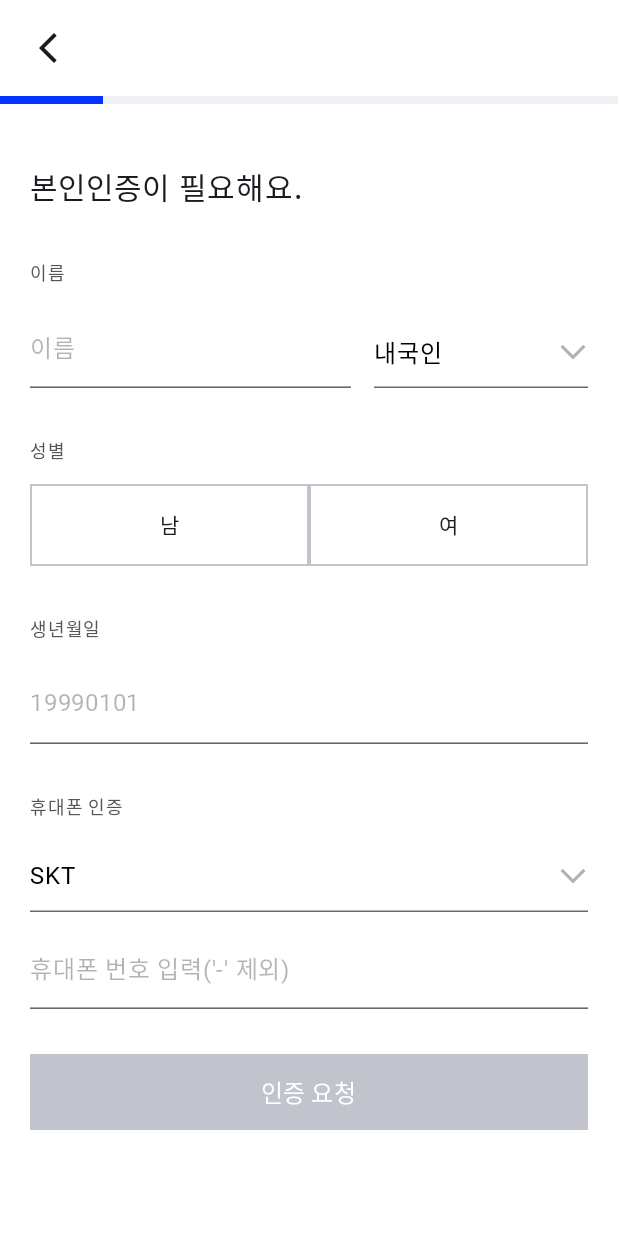
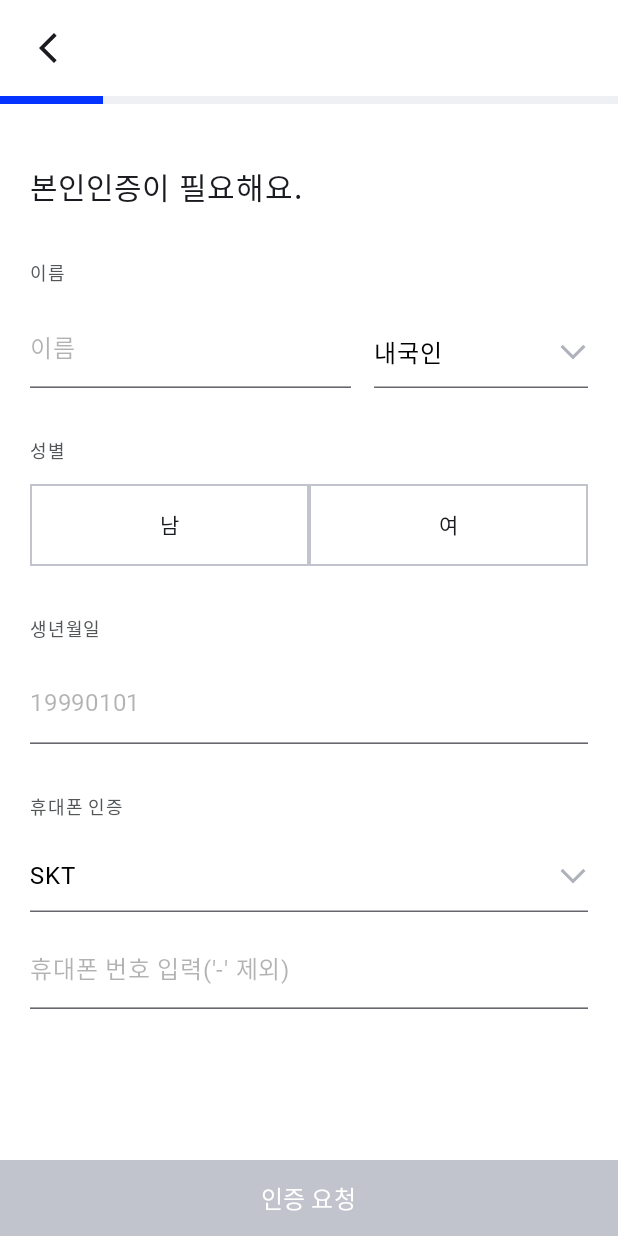
Before and after one commit to FashionWeek-Runway/Runway-Android, an Android app built with Jetpack Compose: the LoginIdPasswdScreen screen opened through its navigation route, after a tap on "회원가입", on a phone screen of 412 x 824 dp. Run offline under Robolectric (Android 15) with nearby library versions, the phone set to English and light mode, and no system bars; Roboto replaces fonts that are not available here.

Commit message:
synchronized : 데스크탑 작업 동기화

```diff
--- a/app/src/main/java/com/cmc12th/runway/MainActivity.kt
+++ b/app/src/main/java/com/cmc12th/runway/MainActivity.kt
@@ -2,6 +2,7 @@ package com.cmc12th.runway
 
 import android.graphics.Bitmap
 import android.os.Bundle
+import android.util.Log
 import androidx.activity.ComponentActivity
 import androidx.activity.compose.setContent
 import androidx.compose.animation.*
@@ -40,7 +41,9 @@ import com.cmc12th.runway.utils.Constants.MAP_ROUTE
 import com.cmc12th.runway.utils.Constants.MYPAGE_ROUTE
 import com.cmc12th.runway.utils.Constants.PHOTO_REVIEW_RESULT_ROUTE
 import com.cmc12th.runway.utils.Constants.PHOTO_REVIEW_ROUTE
+import com.cmc12th.runway.utils.Constants.SIGNIN_PHONE_VERIFY_ROUTE
 import com.cmc12th.runway.utils.Constants.SIGNIN_PROFILE_IMAGE_ROUTE
+import com.cmc12th.runway.utils.Constants.SIGNIN_USER_VERIFICATION_ROUTE
 import com.cmc12th.runway.utils.Constants.SPLASH_ROUTE
 
 class MainActivity : ComponentActivity() {
@@ -48,10 +51,11 @@ class MainActivity : ComponentActivity() {
         super.onCreate(savedInstanceState)
         WindowCompat.setDecorFitsSystemWindows(window, false)
         setContent {
+            val appState = rememberApplicationState()
+            val navBackStackEntry by appState.navController.currentBackStackEntryAsState()
             RunwayTheme {
-                val appState = rememberApplicationState()
-                val navBackStackEntry by appState.navController.currentBackStackEntryAsState()
                 ManageBottomBarState(navBackStackEntry, appState)
+                Log.i("dlgocks1", appState.imePaddingState.value.toString())
                 Surface(
                     modifier = if (appState.imePaddingState.value) Modifier
                         .statusBarsPadding()
@@ -60,11 +64,10 @@ class MainActivity : ComponentActivity() {
                         .fillMaxSize()
                     else Modifier
                         .statusBarsPadding()
+                        .navigationBarsPadding()
                         .fillMaxSize(),
                     color = MaterialTheme.colorScheme.background
                 ) {
-//                    SignInPhoneVerifyScreen()
-//                    SignInProfileImage()
                     RootNavhost(appState)
                 }
             }
@@ -94,13 +97,17 @@ private fun ManageBottomBarState(
     navBackStackEntry: NavBackStackEntry?,
     applicationState: ApplicationState,
 ) {
+    Log.i("dlgocks1", navBackStackEntry?.destination?.route.toString())
     when (navBackStackEntry?.destination?.route) {
         HOME_ROUTE, MAP_ROUTE, MYPAGE_ROUTE -> applicationState.bottomBarState.value = true
         else -> applicationState.bottomBarState.value = false
     }
     when (navBackStackEntry?.destination?.route) {
-        PHOTO_REVIEW_ROUTE -> applicationState.imePaddingState.value = false
-        else -> applicationState.imePaddingState.value = true
+//        SIGNIN_USER_VERIFICATION_ROUTE,
+        PHOTO_REVIEW_ROUTE, SIGNIN_PHONE_VERIFY_ROUTE -> {
+            applicationState.imePaddingState.value = true
+        }
+        else -> applicationState.imePaddingState.value = false
     }
 }
 
--- a/app/src/main/java/com/cmc12th/runway/ui/login/LoginIdPasswdScreen.kt
+++ b/app/src/main/java/com/cmc12th/runway/ui/login/LoginIdPasswdScreen.kt
@@ -4,6 +4,7 @@ import androidx.compose.foundation.background
 import androidx.compose.foundation.border
 import androidx.compose.foundation.clickable
 import androidx.compose.foundation.layout.*
+import androidx.compose.foundation.shape.RoundedCornerShape
 import androidx.compose.foundation.text.KeyboardActions
 import androidx.compose.foundation.text.KeyboardOptions
 import androidx.compose.material3.*
@@ -13,6 +14,7 @@ import androidx.compose.runtime.mutableStateOf
 import androidx.compose.runtime.remember
 import androidx.compose.ui.Alignment
 import androidx.compose.ui.Modifier
+import androidx.compose.ui.draw.clip
 import androidx.compose.ui.graphics.Color
 import androidx.compose.ui.res.painterResource
 import androidx.compose.ui.text.input.ImeAction
@@ -25,6 +27,7 @@ import com.cmc12th.runway.ui.components.BackIcon
 import com.cmc12th.runway.ui.components.CustomTextField
 import com.cmc12th.runway.ui.components.HeightSpacer
 import com.cmc12th.runway.ui.domain.model.ApplicationState
+import com.cmc12th.runway.ui.theme.Body2
 import com.cmc12th.runway.ui.theme.Gray600
 import com.cmc12th.runway.ui.theme.HeadLine1
 import com.cmc12th.runway.utils.Constants.MAIN_GRAPH
@@ -62,7 +65,7 @@ fun LoginIdPasswdScreen(appState: ApplicationState) {
             PasswordTextField(passWdTextFieldValue)
             // Text(text = "error Message", color = Color.Red)
             HeightSpacer(30.dp)
-            Text(text = "비밀번호 찾기", modifier = Modifier.align(Alignment.End))
+            Text(text = "비밀번호 찾기", style = Body2, modifier = Modifier.align(Alignment.End))
         }
 
         /** 하단 로그인, 회원가입 */
@@ -152,6 +155,7 @@ private fun BottomButtons(onLogin: () -> Unit, onSignin: () -> Unit) {
         Button(
             modifier = Modifier
                 .fillMaxWidth()
+                .clip(shape = RoundedCornerShape(5.dp))
                 .background(Color.Black),
             onClick = onLogin,
             colors = ButtonDefaults.buttonColors(Color.Black)
@@ -162,8 +166,9 @@ private fun BottomButtons(onLogin: () -> Unit, onSignin: () -> Unit) {
         Button(
             modifier = Modifier
                 .fillMaxWidth()
+                .clip(shape = RoundedCornerShape(5.dp))
                 .background(Color.White)
-                .border(1.dp, Color.Black),
+                .border(1.dp, Color.Black, shape = RoundedCornerShape(5.dp)),
             onClick = onSignin,
             colors = ButtonDefaults.buttonColors(Color.Transparent)
         ) {
--- a/app/src/main/java/com/cmc12th/runway/ui/login/signin/SignInPhoneVerify.kt
+++ b/app/src/main/java/com/cmc12th/runway/ui/login/signin/SignInPhoneVerify.kt
@@ -31,6 +31,7 @@ import com.cmc12th.runway.ui.domain.model.ApplicationState
 import com.cmc12th.runway.ui.theme.Error_Color
 import com.cmc12th.runway.ui.theme.Gray300
 import com.cmc12th.runway.ui.theme.HeadLine3
+import com.cmc12th.runway.utils.Constants.SIGNIN_PASSWORD_ROUTE
 
 @Composable
 fun SignInPhoneVerifyScreen(appState: ApplicationState) {
@@ -38,6 +39,7 @@ fun SignInPhoneVerifyScreen(appState: ApplicationState) {
     Column(
         modifier = Modifier
             .fillMaxSize()
+            .imePadding()
     ) {
         Box(modifier = Modifier.padding(20.dp)) {
             BackIcon()
@@ -59,7 +61,9 @@ fun SignInPhoneVerifyScreen(appState: ApplicationState) {
             InputVerificationCode()
         }
         Button(
-            onClick = { /*TODO*/ },
+            onClick = {
+                appState.navController.navigate(SIGNIN_PASSWORD_ROUTE)
+            },
             modifier = Modifier
                 .fillMaxWidth()
                 .height(50.dp),
--- a/app/src/main/java/com/cmc12th/runway/ui/login/signin/SignInUserVerificationScreen.kt
+++ b/app/src/main/java/com/cmc12th/runway/ui/login/signin/SignInUserVerificationScreen.kt
@@ -33,13 +33,14 @@ import com.cmc12th.runway.ui.components.util.bottomBorder
 import com.cmc12th.runway.ui.domain.model.ApplicationState
 import com.cmc12th.runway.ui.domain.model.MobileCarrier
 import com.cmc12th.runway.ui.theme.*
+import com.cmc12th.runway.utils.Constants.SIGNIN_PHONE_VERIFY_ROUTE
 
 @Composable
 fun SignInUserInfoVerifyScreen(appState: ApplicationState) {
     Column(
         modifier = Modifier
             .fillMaxSize()
-            .systemBarsPadding()
+            .verticalScroll(rememberScrollState(), reverseScrolling = true),
     ) {
         Box(modifier = Modifier.padding(20.dp)) {
             BackIcon()
@@ -48,9 +49,8 @@ fun SignInUserInfoVerifyScreen(appState: ApplicationState) {
 
         Column(
             modifier = Modifier
-                .weight(1f)
                 .padding(20.dp)
-                .scrollable(rememberScrollState(), orientation = Orientation.Vertical),
+                .weight(1f),
             verticalArrangement = Arrangement.spacedBy(30.dp)
         ) {
             /** 본인인증 텍스트 */
@@ -71,11 +71,16 @@ fun SignInUserInfoVerifyScreen(appState: ApplicationState) {
             /** 휴대전화 입력 */
             PhoneContainer()
 
+        }
+
         /** 인증 요청 */
         Button(modifier = Modifier
             .fillMaxWidth(),
             shape = RectangleShape,
-                colors = ButtonDefaults.buttonColors(Gray300), onClick = { /*TODO*/ }) {
+            colors = ButtonDefaults.buttonColors(Gray300),
+            onClick = {
+                appState.navController.navigate(SIGNIN_PHONE_VERIFY_ROUTE)
+            }) {
             Text(
                 modifier = Modifier.padding(0.dp, 5.dp),
                 text = "인증 요청",
@@ -83,9 +88,6 @@ fun SignInUserInfoVerifyScreen(appState: ApplicationState) {
                 color = Color.White
             )
         }
-        }
-
-
     }
 }
 
@@ -158,7 +160,7 @@ fun PhoneContainer() {
                 onvalueChanged = { if (it.text.length <= 11) phoneNumber.value = it },
                 keyboardOptions = KeyboardOptions(
                     keyboardType = KeyboardType.Phone,
-                    imeAction = ImeAction.Next
+                    imeAction = ImeAction.Done
                 ),
                 keyboardActions = KeyboardActions(onDone = {
                 }),
--- a/app/src/main/java/com/cmc12th/runway/ui/theme/Type.kt
+++ b/app/src/main/java/com/cmc12th/runway/ui/theme/Type.kt
@@ -48,7 +48,7 @@ val Body1 = TextStyle(
 
 val Body2 = TextStyle(
     fontFamily = SpoqaHansSansNeo,
-    fontWeight = FontWeight.Bold,
+    fontWeight = FontWeight.Medium,
     fontSize = 14.sp,
 )
 
```
Lines whose indentation alone changed are shown as unchanged.
